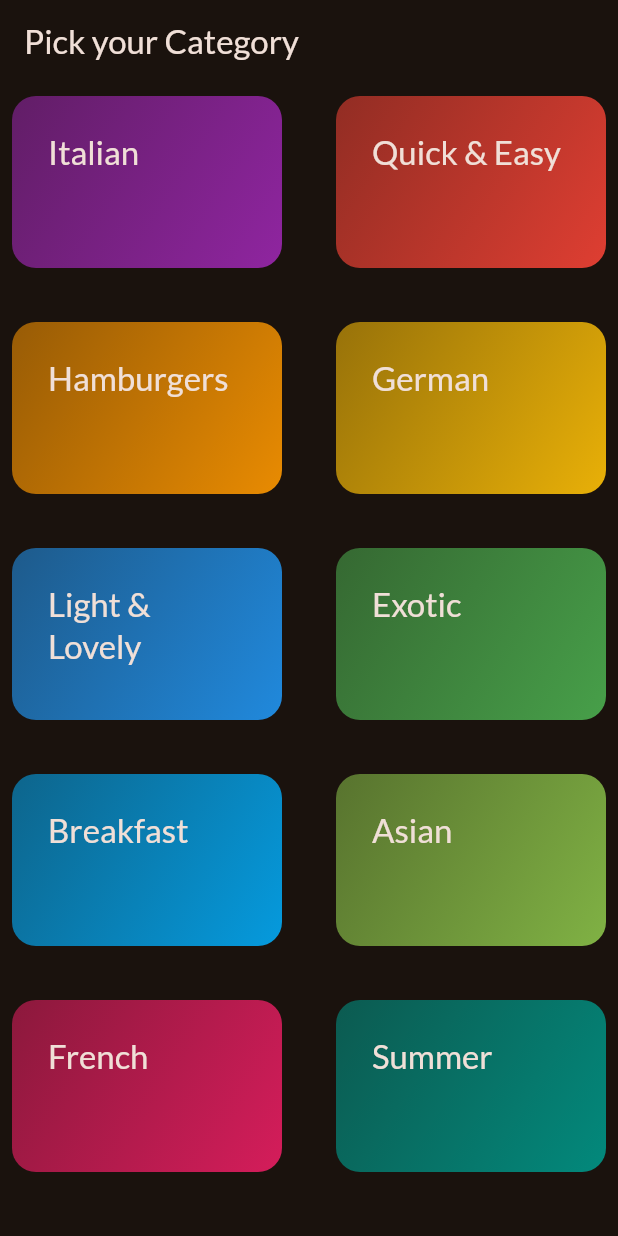
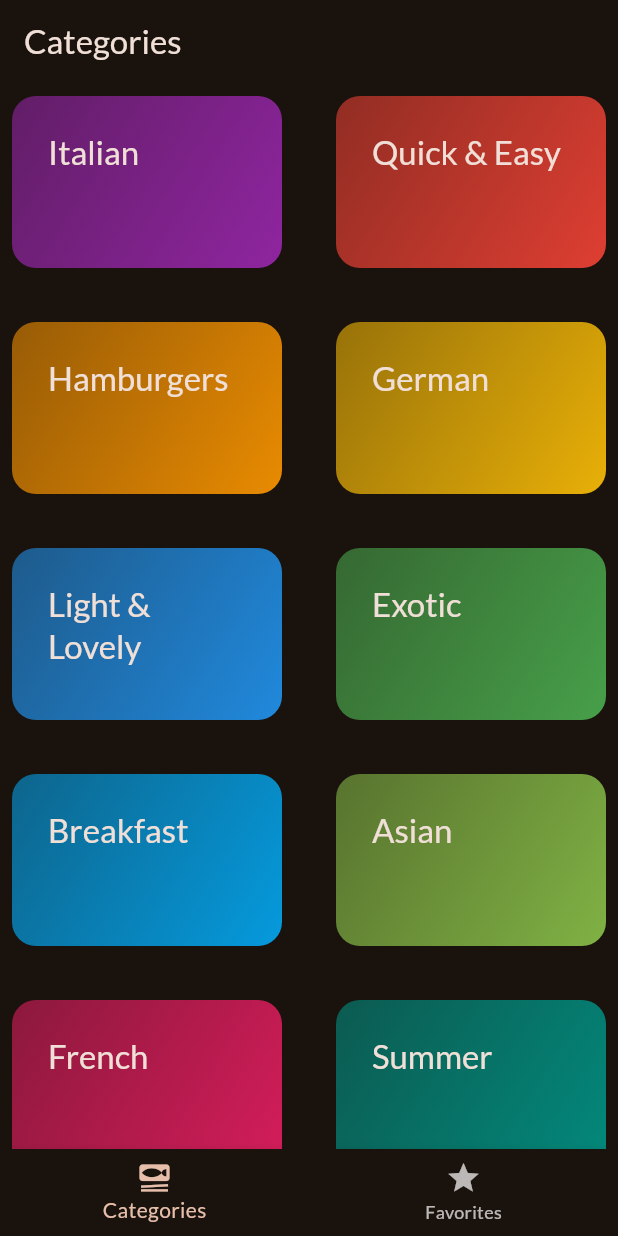
Before and after one commit to irfanullahatozi/meals_flutter, a Flutter app: the screen it shows after launch, on a phone screen of 412 x 824 dp. Run offline on Flutter 3.47's test engine with Material 2 defaults, Android fonts, the phone set to English and light mode, and no system bars; our stand-ins replace google_fonts, transparent_image.

Commit message:
adding tabs to the project

```diff
--- a/lib/main.dart
+++ b/lib/main.dart
@@ -1,7 +1,7 @@
 import 'package:flutter/material.dart';
 
 import 'package:google_fonts/google_fonts.dart';
-import 'package:meals/screens/categories.dart';
+import 'package:meals/screens/tabs.dart';
 
 final theme = ThemeData(
   useMaterial3: true,
@@ -23,7 +23,7 @@ class App extends StatelessWidget {
   Widget build(BuildContext context) {
     return MaterialApp(
       theme: theme,
-      home: const CategoriesScreen(),
+      home: const TabsScreen(),
     );
   }
 }
--- a/lib/screens/categories.dart
+++ b/lib/screens/categories.dart
@@ -1,12 +1,14 @@
 import 'package:meals/models/category.dart';
 import 'package:flutter/material.dart';
 import 'package:meals/data/dummy_data.dart';
+import 'package:meals/models/meal.dart';
 import 'package:meals/screens/meals.dart';
 import 'package:meals/widgets/category_grid_item.dart';
 
 class CategoriesScreen extends StatelessWidget {
-  const CategoriesScreen({super.key});
+  const CategoriesScreen({super.key, required this.onToggleFavorite});
 
+  final void Function(Meal) onToggleFavorite;
   void _selectCategory(BuildContext context, Category category) {
     final filterdMeal = dummyMeals
         .where((meal) => meal.categories.contains(category.id))
@@ -17,6 +19,7 @@ class CategoriesScreen extends StatelessWidget {
         builder: (ctx) => MealsScreen(
           title: category.title,
           meals: filterdMeal,
+          onToggleFavorite: onToggleFavorite,
         ),
       ),
     );
@@ -24,11 +27,7 @@ class CategoriesScreen extends StatelessWidget {
 
   @override
   Widget build(BuildContext context) {
-    return Scaffold(
-      appBar: AppBar(
-        title: const Text('Pick your Category'),
-      ),
-      body: GridView(
+    return GridView(
       gridDelegate: const SliverGridDelegateWithFixedCrossAxisCount(
         crossAxisCount: 2,
         childAspectRatio: 3 / 2,
@@ -44,7 +43,6 @@ class CategoriesScreen extends StatelessWidget {
             },
           )
       ],
-      ),
     );
   }
 }
--- /dev/null
+++ b/lib/screens/tabs.dart
@@ -0,0 +1,77 @@
+import 'package:flutter/material.dart';
+import 'package:meals/models/meal.dart';
+import 'package:meals/screens/categories.dart';
+import 'package:meals/screens/meals.dart';
+
+class TabsScreen extends StatefulWidget {
+  const TabsScreen({super.key});
+  @override
+  State<TabsScreen> createState() {
+    return _TabsScreen();
+  }
+}
+
+class _TabsScreen extends State<TabsScreen> {
+  int selectedPageIndex = 0;
+  final List<Meal> favoriteMeals = [];
+
+  void showInfoMessage(String message) {
+    ScaffoldMessenger.of(context).clearSnackBars();
+    ScaffoldMessenger.of(context).showSnackBar(
+      SnackBar(
+        content: Text(message),
+      ),
+    );
+  }
+
+  void toggleFavoriteMeals(Meal meal) {
+    final isExist = favoriteMeals.contains(meal);
+    if (isExist) {
+      setState(() {
+        favoriteMeals.remove(meal);
+        showInfoMessage('Meal is no longer a favorite.');
+      });
+    } else {
+      setState(() {
+        favoriteMeals.add(meal);
+      });
+      showInfoMessage('Mark as a favorite.');
+    }
+  }
+
+  void selectPage(int index) {
+    setState(() {
+      selectedPageIndex = index;
+    });
+  }
+
+  @override
+  Widget build(BuildContext context) {
+    Widget activeScreen = CategoriesScreen(
+      onToggleFavorite: toggleFavoriteMeals,
+    );
+    var activePageTitle = 'Categories';
+    if (selectedPageIndex == 1) {
+      activeScreen = MealsScreen(
+        meals: favoriteMeals,
+        onToggleFavorite: toggleFavoriteMeals,
+      );
+      activePageTitle = 'Favorites';
+    }
+    return Scaffold(
+      appBar: AppBar(
+        title: Text(activePageTitle),
+      ),
+      body: activeScreen,
+      bottomNavigationBar: BottomNavigationBar(
+        onTap: selectPage,
+        currentIndex: selectedPageIndex,
+        items: const [
+          BottomNavigationBarItem(
+              icon: Icon(Icons.set_meal), label: 'Categories'),
+          BottomNavigationBarItem(icon: Icon(Icons.star), label: 'Favorites'),
+        ],
+      ),
+    );
+  }
+}
```
Also changed, not shown: lib/screens/meal_details.dart (+11 -1 lines), lib/screens/meals.dart (+12 -8 lines). Lines whose indentation alone changed are shown as unchanged.
